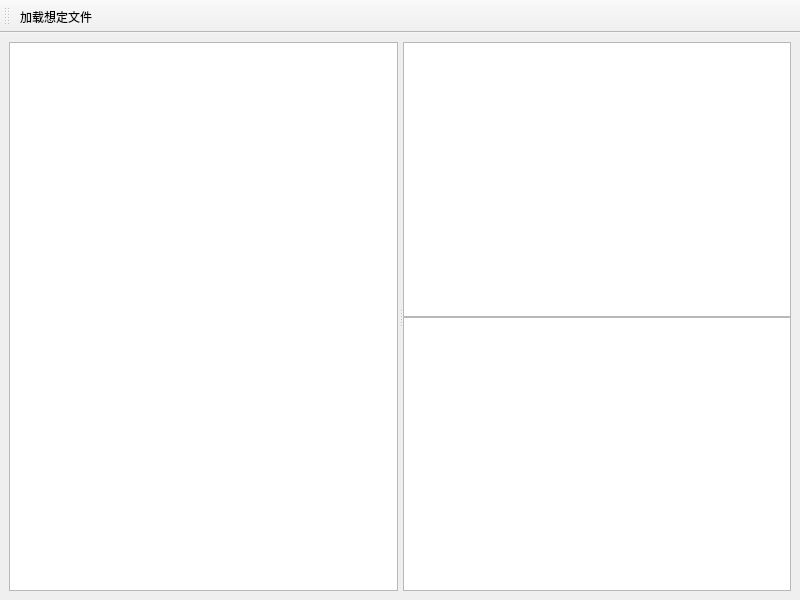
This is src/gui/mainwindow.ui in zengrixi/resourceManager as Qt 5 draws it before an edit. The edited form follows.
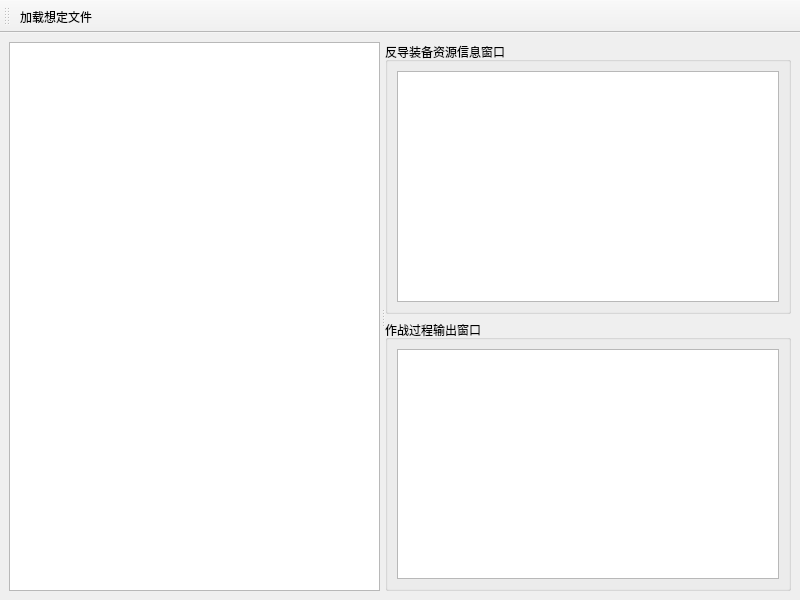
This is the edited form. Icons and pictures are not drawn.

Commit message: 新增预警系统资源状态显示窗体

What changed in the file:
```diff
--- a/src/gui/mainwindow.ui
+++ b/src/gui/mainwindow.ui
@@ -53,26 +53,29 @@
         </size>
        </property>
        <layout class="QVBoxLayout" name="verticalLayout">
-        <property name="spacing">
-         <number>0</number>
-        </property>
-        <property name="leftMargin">
-         <number>0</number>
-        </property>
-        <property name="topMargin">
-         <number>0</number>
-        </property>
-        <property name="rightMargin">
-         <number>0</number>
-        </property>
-        <property name="bottomMargin">
-         <number>0</number>
-        </property>
         <item>
-         <widget class="QTableWidget" name="tableWidget"/>
+         <widget class="QGroupBox" name="groupBox">
+          <property name="title">
+           <string>反导装备资源信息窗口</string>
+          </property>
+          <layout class="QGridLayout" name="gridLayout">
+           <item row="0" column="0">
+            <widget class="QTableWidget" name="tableWidget"/>
+           </item>
+          </layout>
+         </widget>
         </item>
         <item>
-         <widget class="QTableWidget" name="tableWidget_2"/>
+         <widget class="QGroupBox" name="groupBox_2">
+          <property name="title">
+           <string>作战过程输出窗口</string>
+          </property>
+          <layout class="QGridLayout" name="gridLayout_2">
+           <item row="0" column="0">
+            <widget class="QTableWidget" name="tableWidget_2"/>
+           </item>
+          </layout>
+         </widget>
         </item>
        </layout>
       </widget>
```
Left out of the diff: 6 changed lines with no effect on the pictures. The commit also changes 8 other files.
